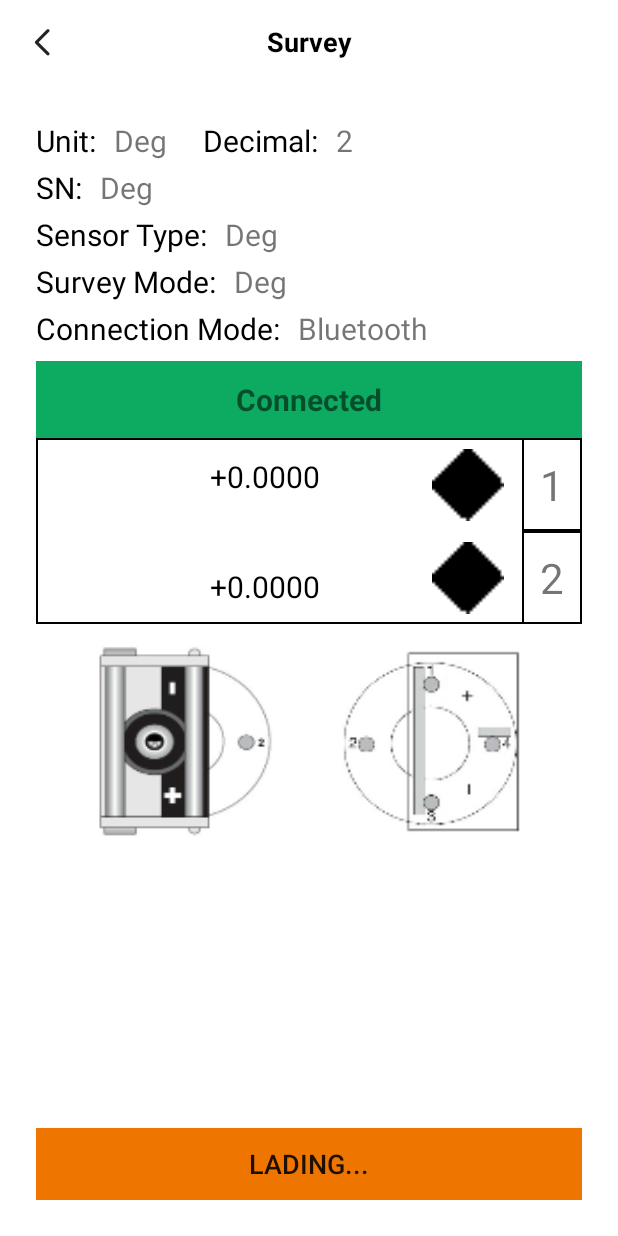
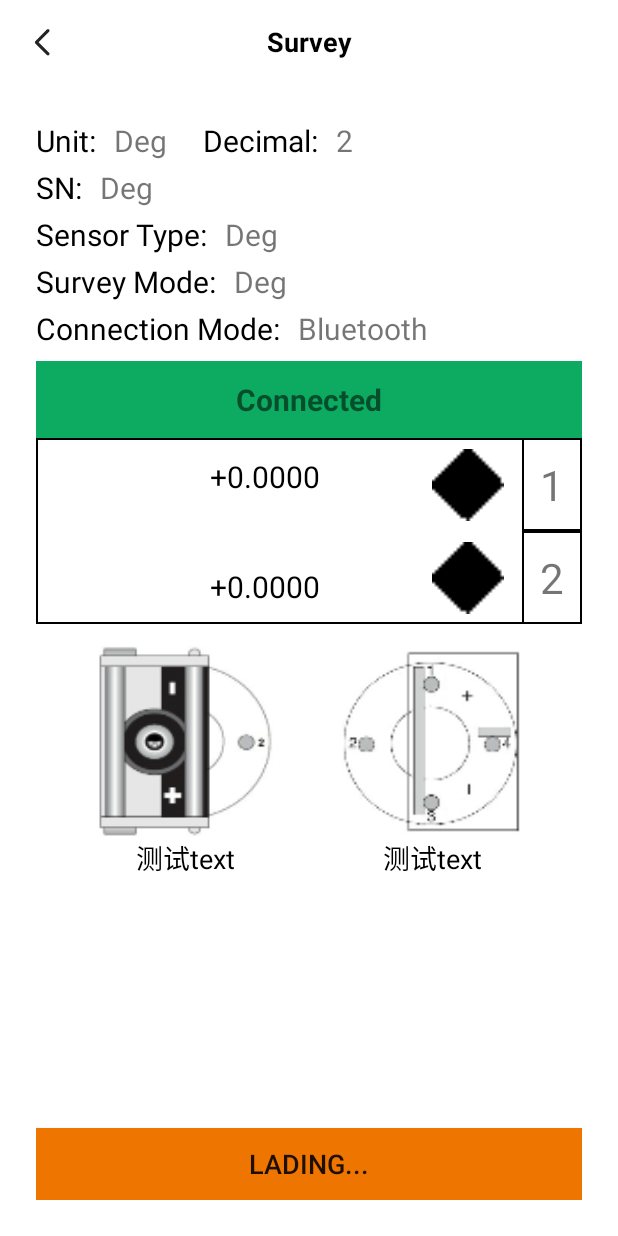
Before and after one commit to liangperfect/BluePro, an Android app: the layout activity_survey.xml on its own in the app's theme, with its tools: preview values and no code run, on a phone screen of 412 x 824 dp. Run offline under Robolectric (Android 15) with nearby library versions, the phone set to English and light mode, and no system bars.

Commit message:
1.修改时间菱形显示bug 2.数据位数截取bug修改 3.添加角度测试数据显示功能

```diff
--- a/app/src/main/java/com/vitalong/bluetest2/bluepro/CoefficientsActivity.java
+++ b/app/src/main/java/com/vitalong/bluetest2/bluepro/CoefficientsActivity.java
@@ -3,7 +3,6 @@ package com.vitalong.bluetest2.bluepro;
 import android.os.Bundle;
 import android.os.Handler;
 import android.os.Message;
-import android.util.Log;
 import android.view.MenuItem;
 import android.view.View;
 import android.widget.Button;
--- a/app/src/main/res/layout/activity_survey.xml
+++ b/app/src/main/res/layout/activity_survey.xml
@@ -206,9 +206,9 @@
                 android:layout_width="wrap_content"
                 android:layout_height="wrap_content"
                 android:layout_marginTop="12dp"
+                android:text="+0.0000"
                 android:textColor="@color/black"
                 android:textSize="20sp"
-                android:text="+0.0000"
                 app:layout_constraintEnd_toEndOf="parent"
                 app:layout_constraintHorizontal_bias="0.4"
                 app:layout_constraintStart_toStartOf="parent"
@@ -242,9 +242,9 @@
                 android:layout_width="wrap_content"
                 android:layout_height="wrap_content"
                 android:layout_marginTop="12dp"
+                android:text="+0.0000"
                 android:textColor="@color/black"
                 android:textSize="20sp"
-                android:text="+0.0000"
                 app:layout_constraintBottom_toBottomOf="@id/tvNo2"
                 app:layout_constraintEnd_toEndOf="parent"
                 app:layout_constraintHorizontal_bias="0.4"
@@ -264,7 +264,7 @@
                 app:layout_constraintTop_toBottomOf="@id/tvNo1" />
 
             <ImageView
-                android:id="@+id/imgAxis12"
+                android:id="@+id/imgAxisTest2"
                 android:layout_width="48dp"
                 android:layout_height="48dp"
                 android:layout_marginEnd="12dp"
@@ -278,7 +278,7 @@
                 android:id="@+id/constraGroup"
                 android:layout_width="wrap_content"
                 android:layout_height="wrap_content"
-                app:constraint_referenced_ids="tvAxis2Value,tvNo2,imgAxis12" />
+                app:constraint_referenced_ids="tvAxis2Value,tvNo2" />
 
         </androidx.constraintlayout.widget.ConstraintLayout>
 
@@ -292,6 +292,17 @@
             app:layout_constraintTop_toBottomOf="@id/constraPanel"
             app:srcCompat="@mipmap/l1" />
 
+        <androidx.appcompat.widget.AppCompatTextView
+            android:id="@+id/tvTestData1"
+            android:layout_width="wrap_content"
+            android:layout_height="wrap_content"
+            android:textColor="@color/black"
+            android:textSize="18sp"
+            app:layout_constraintEnd_toEndOf="@id/img1"
+            app:layout_constraintStart_toStartOf="@id/img1"
+            app:layout_constraintTop_toBottomOf="@id/img1"
+            tools:text="测试text" />
+
         <androidx.appcompat.widget.AppCompatImageView
             android:id="@+id/img2"
             android:layout_width="130dp"
@@ -300,6 +311,17 @@
             app:layout_constraintStart_toEndOf="@id/img1"
             app:layout_constraintTop_toTopOf="@id/img1"
             app:srcCompat="@mipmap/b1" />
+
+        <androidx.appcompat.widget.AppCompatTextView
+            android:id="@+id/tvTestData2"
+            android:layout_width="wrap_content"
+            android:layout_height="wrap_content"
+            android:textColor="@color/black"
+            android:textSize="18sp"
+            app:layout_constraintEnd_toEndOf="@id/img2"
+            app:layout_constraintStart_toStartOf="@id/img2"
+            app:layout_constraintTop_toBottomOf="@id/img2"
+            tools:text="测试text" />
 
         <androidx.appcompat.widget.AppCompatButton
             android:id="@+id/btnSave"
```
Also changed, not shown: app/src/main/java/com/vitalong/bluetest2/bluepro/SurveyActivity.java (+13 -3 lines).
